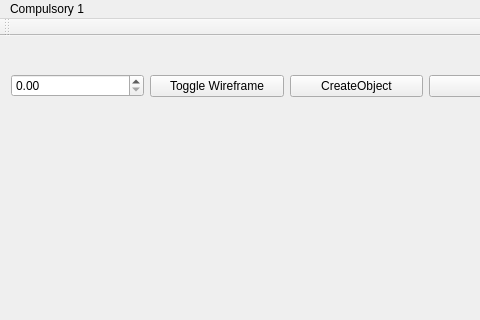
This is mainwindow.ui in FredrikEik/Game_Engine_Architecture as Qt 5 draws it before an edit; both pictures show x 0 to 480 and y 0 to 320 of the 1225 by 788 pixel window. The edited form follows.
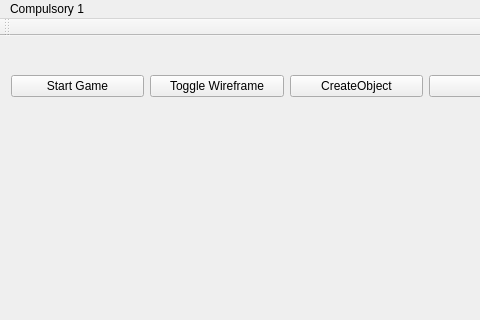
This is the edited form.

What changed in the file:
```diff
--- a/mainwindow.ui
+++ b/mainwindow.ui
@@ -117,7 +117,11 @@
     <item row="0" column="0">
      <layout class="QHBoxLayout" name="horizontalLayout_2">
       <item>
-       <widget class="QDoubleSpinBox" name="Value_x"/>
+       <widget class="QPushButton" name="startGame">
+        <property name="text">
+         <string>Start Game</string>
+        </property>
+       </widget>
       </item>
       <item>
        <widget class="QPushButton" name="pushButton">
```
